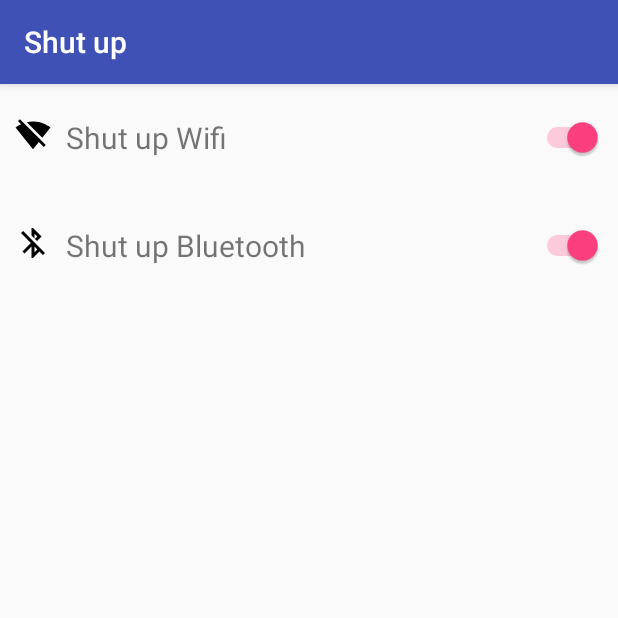
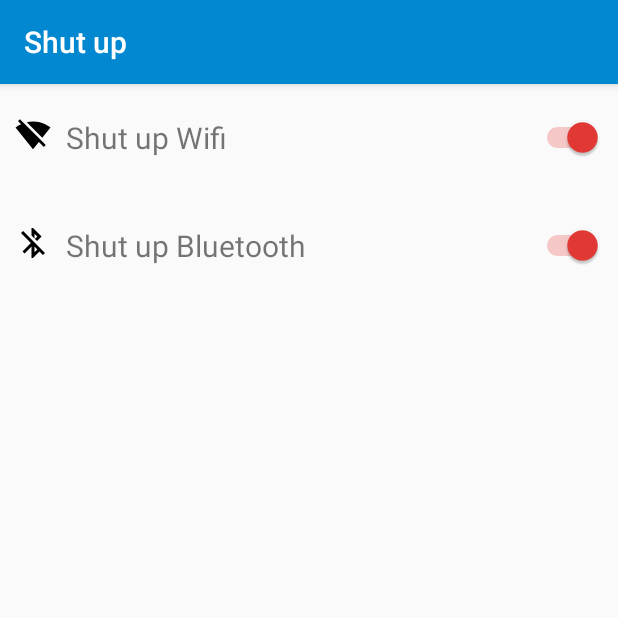
Before and after one commit to marcjulian/shutup, an Android app: the screen it shows after launch (ShutUpActivity), on a phone screen of 412 x 824 dp, the top half of it. Run offline under Robolectric (Android 15) with nearby library versions, the phone set to English and light mode, and no system bars; our stand-ins replace Timber.

Commit message:
update color

```diff
--- a/app/src/main/res/values/colors.xml
+++ b/app/src/main/res/values/colors.xml
@@ -1,8 +1,8 @@
 <?xml version="1.0" encoding="utf-8"?>
 <resources>
-	<color name="colorPrimary">#3F51B5</color>
-	<color name="colorPrimaryDark">#303F9F</color>
-	<color name="colorAccent">#FF4081</color>
+	<color name="colorPrimary">#0288D1</color>
+	<color name="colorPrimaryDark">#01579B</color>
+	<color name="colorAccent">#E53935</color>
 
 	<color name="black_overlay">#66000000</color>
 </resources>
```
